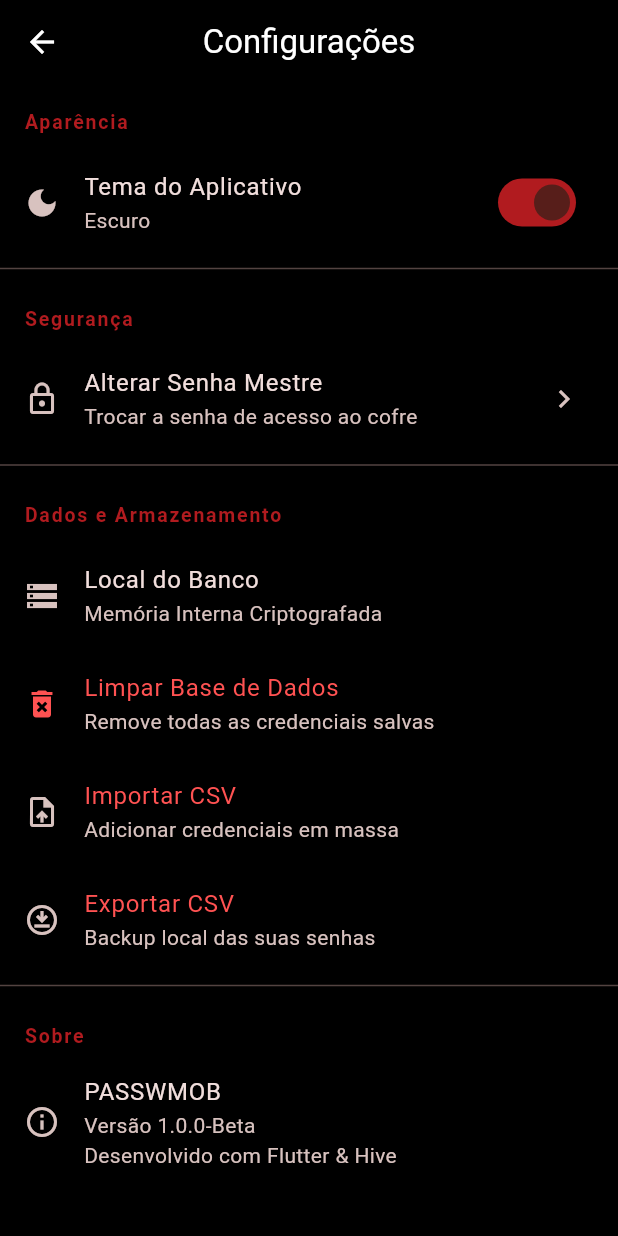
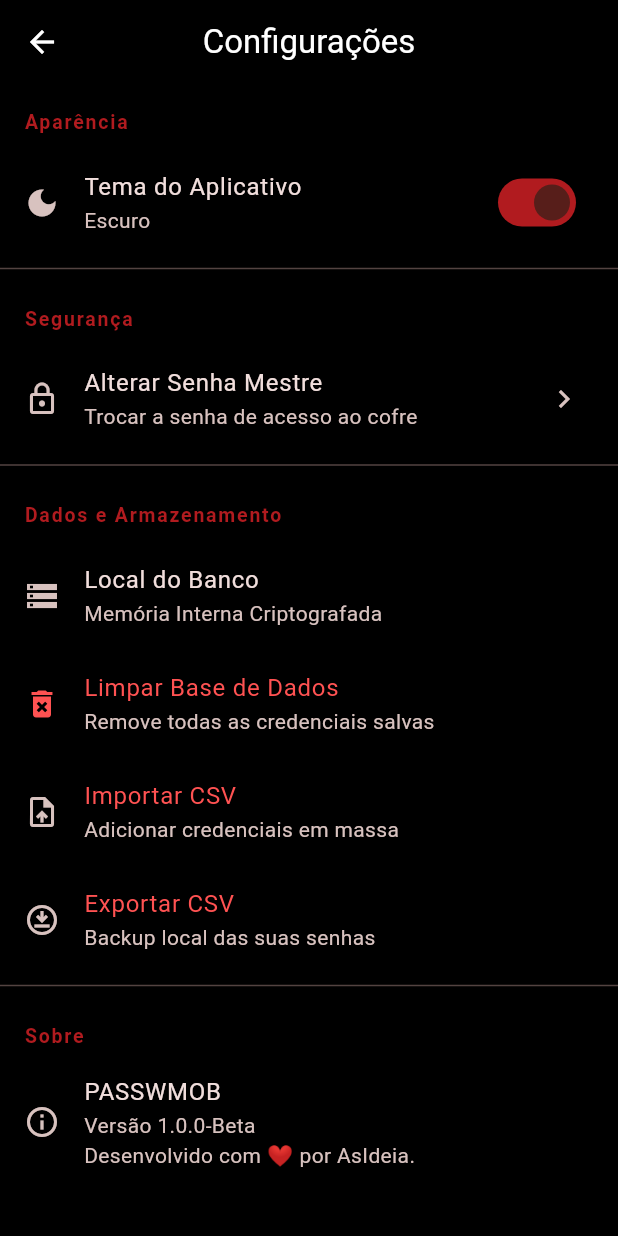
Before and after one commit to asideia/passwmob, a Flutter app: the SettingsScreen screen opened directly, on a phone screen of 412 x 824 dp. Run offline on Flutter 3.47's test engine with Material 3 defaults, Android fonts, the phone set to English and light mode, and no system bars; our stand-ins replace csv, file_picker, flutter_secure_storage, hive, hive_flutter, local_auth; missing offline and left inert: base32, mobile_scanner, otp; accounts and stored records are empty.

Commit message:
Update version text and developer credit in settings

```diff
--- a/lib/screens/settings_screen.dart
+++ b/lib/screens/settings_screen.dart
@@ -184,7 +184,7 @@ class _SettingsScreenState extends State<SettingsScreen> {
             leading: Icon(Icons.info_outline),
             title: Text('PASSWMOB'),
             subtitle: Text(
-              'Versão 1.0.0-Beta\nDesenvolvido com Flutter & Hive',
+              'Versão 1.0.0-Beta\nDesenvolvido com ❤︎ por AsIdeia.',
             ),
           ),
         ],
```
